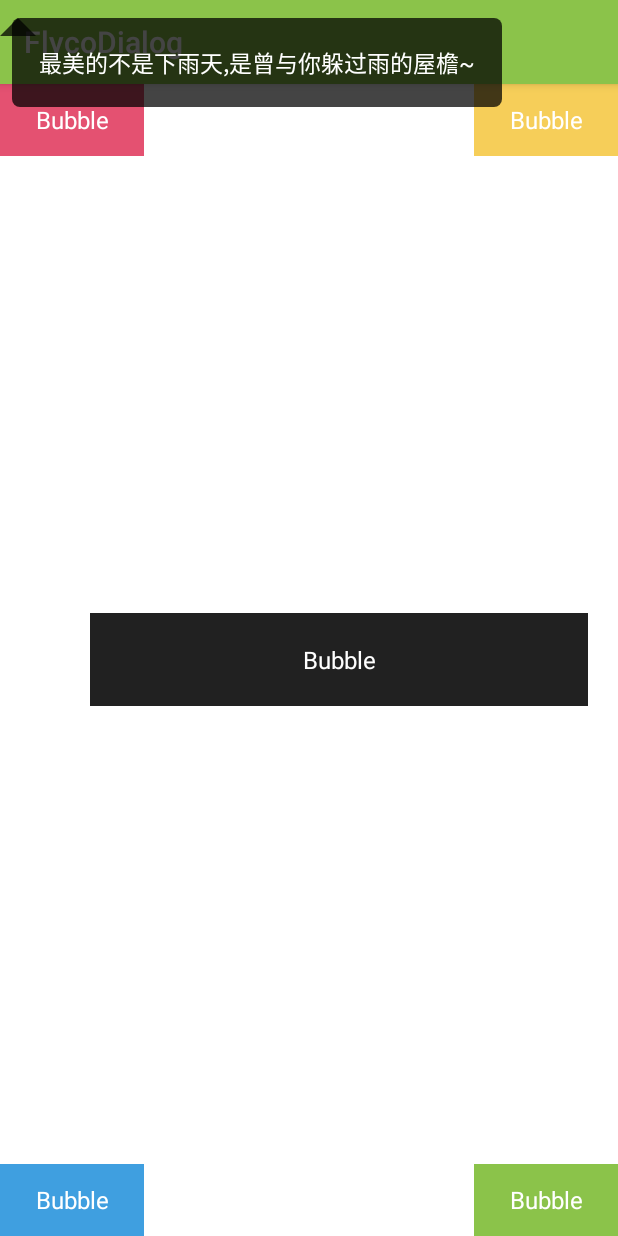
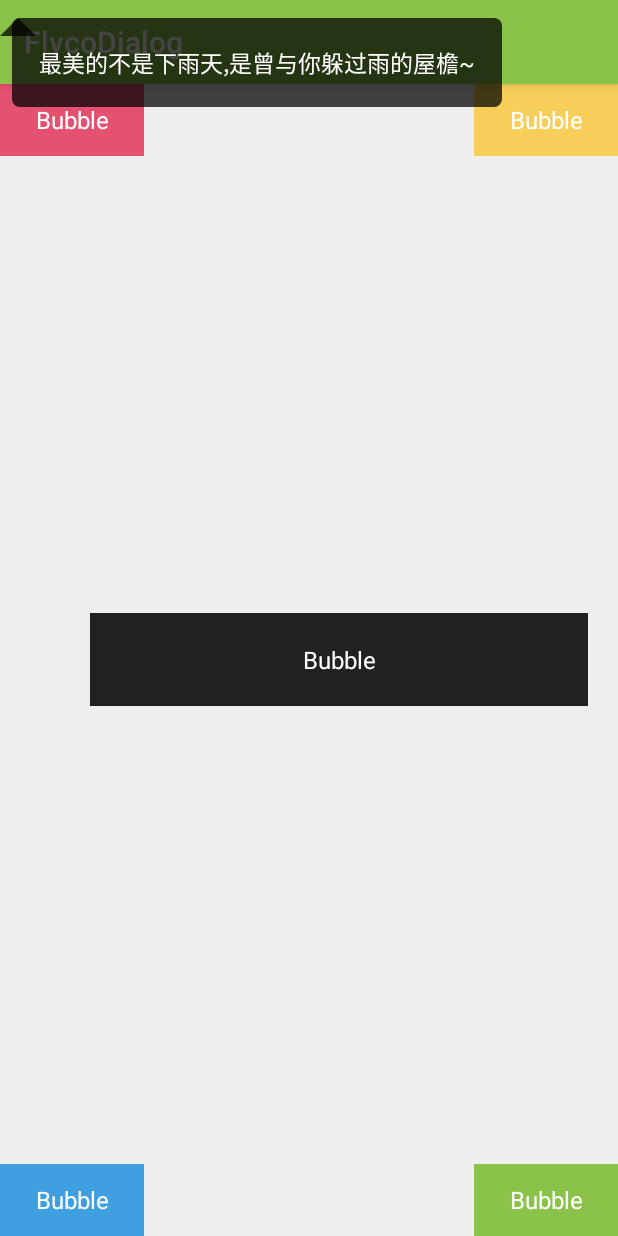
Before and after one commit to H07000223/FlycoDialog_Master, an Android app: the BubblePopupActivity screen opened directly, with no data from a screen before it, after a tap on "Bubble", on a phone screen of 412 x 824 dp. Run offline under Robolectric (Android 15) with nearby library versions, the phone set to English and light mode, and no system bars; our stand-ins replace ButterKnife; libraries missing offline, so code that uses them is left out: com.nineoldandroids.animation, com.nineoldandroids.view; 16 statements that could not run were skipped.

Commit message:
new added CommonPopup

```diff
--- a/FlycoDialog_Lib/src/main/java/com/flyco/dialog/widget/base/BaseDialog.java
+++ b/FlycoDialog_Lib/src/main/java/com/flyco/dialog/widget/base/BaseDialog.java
@@ -94,6 +94,9 @@ public abstract class BaseDialog<T extends BaseDialog<T>> extends Dialog {
      */
     public abstract View onCreateView();
 
+    public void onViewCreated(View inflate) {
+    }
+
     /** set Ui data or logic opreation before attatched window(在对话框显示之前,设置界面数据或者逻辑) */
     public abstract void setUiBeforShow();
 
@@ -110,8 +113,10 @@ public abstract class BaseDialog<T extends BaseDialog<T>> extends Dialog {
         mLlControlHeight = new LinearLayout(mContext);
         mLlControlHeight.setOrientation(LinearLayout.VERTICAL);
 
-        mLlControlHeight.addView(onCreateView());
+        View onCreateView = onCreateView();
+        mLlControlHeight.addView(onCreateView);
         mLlTop.addView(mLlControlHeight);
+        onViewCreated(onCreateView);
 
         if (mIsPopupStyle) {
             setContentView(mLlTop, new ViewGroup.LayoutParams(ViewGroup.LayoutParams.WRAP_CONTENT,
--- /dev/null
+++ b/FlycoDialog_Lib/src/main/java/com/flyco/dialog/widget/base/BasePopup.java
@@ -0,0 +1,63 @@
+package com.flyco.dialog.widget.base;
+
+import android.content.Context;
+import android.view.Gravity;
+import android.view.View;
+import android.view.ViewTreeObserver;
+
+import com.flyco.dialog.utils.StatusBarUtils;
+import com.flyco.dialog.widget.popup.CommonPopup;
+
+/** Base class to help create PopupWindow Style Dialog(实现PopupWindow风格对话框基类) */
+public abstract class BasePopup<T extends BasePopup<T>> extends BaseDialog {
+    protected View mAnchorView;
+    protected int mX;
+    protected int mY;
+    /** BubblePopup位于给定位置上方(Gravity.Top)或者下方(Gravity.Bottom) */
+    protected int mGravity;
+    protected int mXOffset;
+    protected int mYOffset;
+
+    public BasePopup(Context context) {
+        super(context);
+        heightScale(1);
+    }
+
+    @Override
+    public void onViewCreated(final View inflate) {
+        mLlControlHeight.setClipChildren(false);
+        if (inflate != null) {
+            inflate.getViewTreeObserver().addOnGlobalLayoutListener(new ViewTreeObserver.OnGlobalLayoutListener() {
+                @Override
+                public void onGlobalLayout() {
+                    onLayoutObtain();
+                }
+            });
+        }
+    }
+
+    /** At this time, we can get view size in dialog(可以获得对话框内视图大小) */
+    public abstract void onLayoutObtain();
+
+    public abstract T anchorView(View anchorView, int xOffset, int yOffset);
+
+    public T anchorView(View anchorView) {
+        return anchorView(anchorView, 0, 0);
+    }
+
+    /** Gravity.Top or Gravity.Bottom of given positon */
+    public T gravity(int gravity) {
+        if (gravity != Gravity.TOP && gravity != Gravity.BOTTOM) {
+            throw new IllegalArgumentException("Gravity must be either Gravity.TOP or Gravity.BOTTOM");
+        }
+        mGravity = gravity;
+        anchorView(mAnchorView);
+        return (T) this;
+    }
+
+    public T location(int x, int y) {
+        mX = x;
+        mY = y - StatusBarUtils.getHeight(mContext);
+        return (T) this;
+    }
+}
--- a/FlycoDialog_Lib/src/main/java/com/flyco/dialog/widget/BubblePopup.java
+++ b/FlycoDialog_Lib/src/main/java/com/flyco/dialog/widget/popup/BubblePopup.java
@@ -1,10 +1,9 @@
-package com.flyco.dialog.widget;
+package com.flyco.dialog.widget.popup;
 
 import android.content.Context;
 import android.graphics.Color;
 import android.view.Gravity;
 import android.view.View;
-import android.view.ViewTreeObserver;
 import android.widget.LinearLayout;
 import android.widget.RelativeLayout;
 
@@ -14,24 +13,19 @@ import com.flyco.dialog.R;
 import com.flyco.dialog.utils.CornerUtils;
 import com.flyco.dialog.utils.StatusBarUtils;
 import com.flyco.dialog.view.TriangleView;
-import com.flyco.dialog.widget.base.BaseDialog;
+import com.flyco.dialog.widget.base.BasePopup;
 import com.nineoldandroids.view.ViewHelper;
 
 /**
  * Use dialog to realize bubble style popup(利用Dialog实现泡泡样式的弹窗)
- * https://github.com/michaelye/EasyDialog
+ * thanks https://github.com/michaelye/EasyDialog
  */
-public class BubblePopup extends BaseDialog<BubblePopup> {
+public class BubblePopup extends BasePopup<BubblePopup> {
     private View mWrappedView;
     private LinearLayout mLlContent;
     private TriangleView mTriangleView;
     private RelativeLayout.LayoutParams mLayoutParams;
-    private int mX;
-    private int mY;
-    private View mAnchorView;
-    /** BubblePopup位于给定位置上方(Gravity.Top)或者下方(Gravity.Bottom) */
-    private int mGravity;
-    private int mBackgroundColor;
+    private int mBubbleColor;
     private int mCornerRadius;
     private int mMarginLeft;
     private int mMarginRight;
@@ -42,9 +36,8 @@ public class BubblePopup extends BaseDialog<BubblePopup> {
         showAnim(new BounceLeftEnter());
         dismissAnim(new FadeExit());
         dimEnabled(false);
-        heightScale(1);
 
-        backgroundColor(Color.parseColor("#BB000000"));
+        bubbleColor(Color.parseColor("#BB000000"));
         cornerRadius(5);
         margin(8, 8);
         gravity(Gravity.TOP);
@@ -52,8 +45,6 @@ public class BubblePopup extends BaseDialog<BubblePopup> {
 
     @Override
     public View onCreateView() {
-        mLlControlHeight.setClipChildren(false);
-
         View inflate = View.inflate(mContext, R.layout.popup_bubble, null);
         mLlContent = (LinearLayout) inflate.findViewById(R.id.ll_content);
         mTriangleView = (TriangleView) inflate.findViewById(R.id.triangle_view);
@@ -61,86 +52,31 @@ public class BubblePopup extends BaseDialog<BubblePopup> {
 
         mLayoutParams = (RelativeLayout.LayoutParams) mLlContent.getLayoutParams();
 
-        inflate.getViewTreeObserver().addOnGlobalLayoutListener(new ViewTreeObserver.OnGlobalLayoutListener() {
-            @Override
-            public void onGlobalLayout() {
-                setViewLocation();
-            }
-        });
-
         return inflate;
     }
 
     @Override
     public void setUiBeforShow() {
         mLlContent.setBackgroundDrawable(
-                CornerUtils.cornerDrawable(mBackgroundColor, mCornerRadius));
+                CornerUtils.cornerDrawable(mBubbleColor, mCornerRadius));
         mLayoutParams.setMargins(mMarginLeft, 0, mMarginRight, 0);
         mLlContent.setLayoutParams(mLayoutParams);
 
-        mTriangleView.setColor(mBackgroundColor);
+        mTriangleView.setColor(mBubbleColor);
         mTriangleView.setGravity(mGravity == Gravity.TOP ? Gravity.BOTTOM : Gravity.TOP);
     }
 
-    public BubblePopup backgroundColor(int backgroundColor) {
-        mBackgroundColor = backgroundColor;
-        return this;
-    }
-
-    public BubblePopup cornerRadius(float cornerRadius) {
-        mCornerRadius = dp2px(cornerRadius);
-        return this;
-    }
-
-    /** Gravity.Top or Gravity.Bottom */
-    public BubblePopup gravity(int gravity) {
-        if (gravity != Gravity.TOP && gravity != Gravity.BOTTOM) {
-            throw new IllegalArgumentException("Gravity must be either Gravity.TOP or Gravity.BOTTOM");
-        }
-        mGravity = gravity;
-        anchorView(mAnchorView);
-        return this;
-    }
-
-    public BubblePopup margin(float marginLeft, float marginRight) {
-        mMarginLeft = dp2px(marginLeft);
-        mMarginRight = dp2px(marginRight);
-        return this;
-    }
-
-    public BubblePopup location(int x, int y) {
-        this.mX = x;
-        this.mY = y;
-        return this;
-    }
-
-    public BubblePopup anchorView(View anchorView) {
-        if (anchorView != null) {
-            mAnchorView = anchorView;
-            int[] location = new int[2];
-            mAnchorView.getLocationOnScreen(location);
-
-            mX = location[0] + anchorView.getWidth() / 2;
-            if (mGravity == Gravity.TOP) {
-                mY = location[1] - dp2px(1);
-            } else {
-                mY = location[1] + anchorView.getHeight() + dp2px(1);
-            }
-        }
-        return this;
-    }
-
-    private void setViewLocation() {
+    @Override
+    public void onLayoutObtain() {
         ViewHelper.setX(mTriangleView, mX - mTriangleView.getWidth() / 2);
 
         if (mGravity == Gravity.TOP) {
-            int y = mY - mTriangleView.getHeight() - StatusBarUtils.getHeight(mContext);
+            int y = mY - mTriangleView.getHeight();
             ViewHelper.setY(mTriangleView, y);
             ViewHelper.setY(mLlContent, y - mLlContent.getHeight());
         } else {
-            int y = mY - StatusBarUtils.getHeight(mContext);
-            ViewHelper.setY(mTriangleView, y);
-            ViewHelper.setY(mLlContent, y + mTriangleView.getHeight());
+            ViewHelper.setY(mTriangleView, mY);
+            ViewHelper.setY(mLlContent, mY + mTriangleView.getHeight());
         }
 
         /**
@@ -163,4 +99,41 @@ public class BubblePopup extends BaseDialog<BubblePopup> {
         }
         ViewHelper.setX(mLlContent, x);
     }
+
+    @Override
+    public BubblePopup anchorView(View anchorView, int xOffset, int yOffset) {
+        if (anchorView != null) {
+            mAnchorView = anchorView;
+            mXOffset = xOffset;
+            mYOffset = yOffset;
+            int[] location = new int[2];
+            mAnchorView.getLocationOnScreen(location);
+
+            mX = location[0] + anchorView.getWidth() / 2 + mXOffset;
+            if (mGravity == Gravity.TOP) {
+                mY = location[1] - StatusBarUtils.getHeight(mContext)
+                        - dp2px(1) + mYOffset;
+            } else {
+                mY = location[1] - StatusBarUtils.getHeight(mContext)
+                        + anchorView.getHeight() + dp2px(1) + mYOffset;
+            }
+        }
+        return this;
+    }
+
+    public BubblePopup bubbleColor(int bubbleColor) {
+        mBubbleColor = bubbleColor;
+        return this;
+    }
+
+    public BubblePopup cornerRadius(float cornerRadius) {
+        mCornerRadius = dp2px(cornerRadius);
+        return this;
+    }
+
+    public BubblePopup margin(float marginLeft, float marginRight) {
+        mMarginLeft = dp2px(marginLeft);
+        mMarginRight = dp2px(marginRight);
+        return this;
+    }
 }
--- a/app/src/main/AndroidManifest.xml
+++ b/app/src/main/AndroidManifest.xml
@@ -26,6 +26,9 @@
         <activity
             android:name=".ui.BubblePopupActivity"
             android:screenOrientation="portrait"/>
+        <activity
+            android:name=".ui.CommonPopupActivity"
+            android:screenOrientation="portrait"/>
     </application>
 
 </manifest>
--- a/app/src/main/java/com/flyco/dialogsamples/ui/BubblePopupActivity.java
+++ b/app/src/main/java/com/flyco/dialogsamples/ui/BubblePopupActivity.java
@@ -14,7 +14,7 @@ import com.flyco.animation.SlideEnter.SlideBottomEnter;
 import com.flyco.animation.SlideExit.SlideBottomExit;
 import com.flyco.animation.SlideExit.SlideLeftExit;
 import com.flyco.animation.SlideExit.SlideTopExit;
-import com.flyco.dialog.widget.BubblePopup;
+import com.flyco.dialog.widget.popup.BubblePopup;
 import com.flyco.dialogsamples.R;
 
 import butterknife.Bind;
@@ -37,7 +37,7 @@ public class BubblePopupActivity extends AppCompatActivity {
     @Override
     protected void onCreate(Bundle savedInstanceState) {
         super.onCreate(savedInstanceState);
-        setContentView(R.layout.ac_popup_home);
+        setContentView(R.layout.ac_bubble_popup);
         ButterKnife.bind(this);
     }
 
@@ -86,7 +86,7 @@ public class BubblePopupActivity extends AppCompatActivity {
     void clickBottomRightBtn() {
         View inflate = View.inflate(mContext, R.layout.layout_bubble_image, null);
         new BubblePopup(mContext, inflate).anchorView(mTvBottomRight)
-                .backgroundColor(Color.parseColor("#8BC34A"))
+                .bubbleColor(Color.parseColor("#8BC34A"))
                 .showAnim(new SlideBottomEnter())
                 .dismissAnim(new SlideBottomExit())
                 .show();
--- a/app/src/main/java/com/flyco/dialogsamples/ui/PopupHomeActivity.java
+++ b/app/src/main/java/com/flyco/dialogsamples/ui/PopupHomeActivity.java
@@ -17,8 +17,8 @@ import android.widget.TextView;
 
 public class PopupHomeActivity extends AppCompatActivity {
     private Context mContext = this;
-    private final String[] mItems = {"BubblePopup"};
-    private final Class<?>[] mClazzs = {BubblePopupActivity.class};
+    private final String[] mItems = {"CommonPopup", "BubblePopup"};
+    private final Class<?>[] mClazzs = {CommonPopupActivity.class, BubblePopupActivity.class};
     private DisplayMetrics mDisplayMetrics;
 
     @Override
--- /dev/null
+++ b/app/src/main/res/layout/ac_bubble_popup.xml
@@ -0,0 +1,67 @@
+<?xml version="1.0" encoding="utf-8"?>
+<RelativeLayout
+    xmlns:android="http://schemas.android.com/apk/res/android"
+    android:layout_width="match_parent"
+    android:layout_height="match_parent"
+    android:background="#eeeeee"
+    android:orientation="horizontal">
+
+    <TextView
+        android:id="@+id/tv_top_left"
+        android:layout_width="96dp"
+        android:layout_height="48dp"
+        android:background="#E45171"
+        android:gravity="center"
+        android:text="Bubble"
+        android:textColor="#ffffff"
+        android:textSize="16sp"/>
+
+    <TextView
+        android:id="@+id/tv_top_right"
+        android:layout_width="96dp"
+        android:layout_height="48dp"
+        android:layout_alignParentRight="true"
+        android:background="#F6CE59"
+        android:gravity="center"
+        android:text="Bubble"
+        android:textColor="#ffffff"
+        android:textSize="16sp"/>
+
+    <TextView
+        android:id="@+id/tv_bottom_left"
+        android:layout_width="96dp"
+        android:layout_height="48dp"
+        android:layout_alignParentBottom="true"
+        android:background="#3F9FE0"
+        android:gravity="center"
+        android:text="Bubble"
+        android:textColor="#ffffff"
+        android:textSize="16sp"/>
+
+    <TextView
+        android:id="@+id/tv_bottom_right"
+        android:layout_width="96dp"
+        android:layout_height="48dp"
+        android:layout_alignParentBottom="true"
+        android:layout_alignParentRight="true"
+        android:background="#8BC34A"
+        android:gravity="center"
+        android:text="Bubble"
+        android:textColor="#ffffff"
+        android:textSize="16sp"/>
+
+    <TextView
+        android:id="@+id/tv_center"
+        android:layout_width="match_parent"
+        android:layout_height="wrap_content"
+        android:layout_centerVertical="true"
+        android:layout_marginLeft="60dp"
+        android:layout_marginRight="20dp"
+        android:background="#212121"
+        android:gravity="center"
+        android:padding="20dp"
+        android:text="Bubble"
+        android:textColor="#ffffff"
+        android:textSize="16sp"/>
+
+</RelativeLayout>
```
Also changed, not shown: FlycoDialog_Lib/src/main/java/com/flyco/dialog/widget/popup/CommonPopup.java (added, +76 -0 lines), FlycoDialog_Lib/src/main/res/layout/popup_base.xml (added, +13 -0 lines), app/src/main/java/com/flyco/dialogsamples/ui/CommonPopupActivity.java (added, +61 -0 lines), app/src/main/res/layout/popup_custom_base.xml (added, +53 -0 lines), app/src/main/res/layout/ac_common_popup.xml (renamed from app/src/main/res/layout/ac_popup_home.xml).
